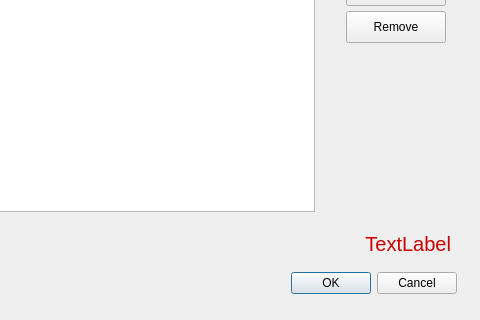
Above: UserApp/ManageDrivesDialog.ui from proximax-storage/cpp-xpx-storage-user-app before the change; both pictures show x 86 to 566 and y 121 to 441 of the 566 by 441 pixel window. Below: the same form after it.
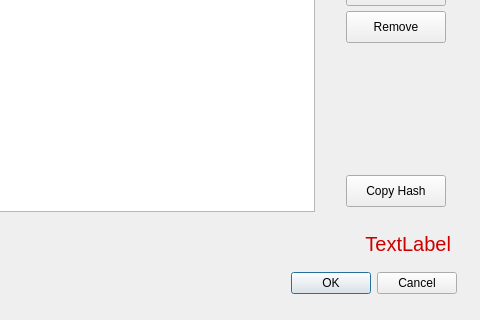
That is the form after the change.

Commit message: fixes (pastboard,zero-hash,add existing drives,...)

What changed in the file:
```diff
--- a/UserApp/ManageDrivesDialog.ui
+++ b/UserApp/ManageDrivesDialog.ui
@@ -102,6 +102,19 @@
     </rect>
    </property>
   </widget>
+  <widget class="QPushButton" name="m_copyHashBtn">
+   <property name="geometry">
+    <rect>
+     <x>432</x>
+     <y>296</y>
+     <width>100</width>
+     <height>32</height>
+    </rect>
+   </property>
+   <property name="text">
+    <string>Copy Hash</string>
+   </property>
+  </widget>
  </widget>
  <resources/>
  <connections>
```
The commit also changes 10 other files.
